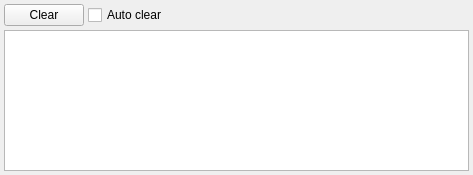
First picture: the form in src/trunk/ui/ui_LogWidget.ui, repository rexMingla/my-renamer, before the edit.
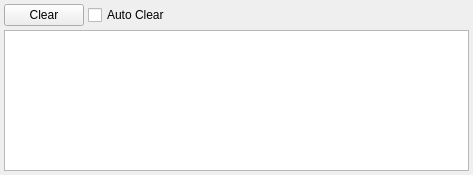
Second picture: the form after the edit.

```diff
--- a/src/trunk/ui/ui_LogWidget.ui
+++ b/src/trunk/ui/ui_LogWidget.ui
@@ -44,7 +44,7 @@
         <string>Clear before every run</string>
        </property>
        <property name="text">
-        <string>Auto clear</string>
+        <string>Auto Clear</string>
        </property>
       </widget>
      </item>
```
Left out of the diff: 3 changed lines with no effect on the pictures.
